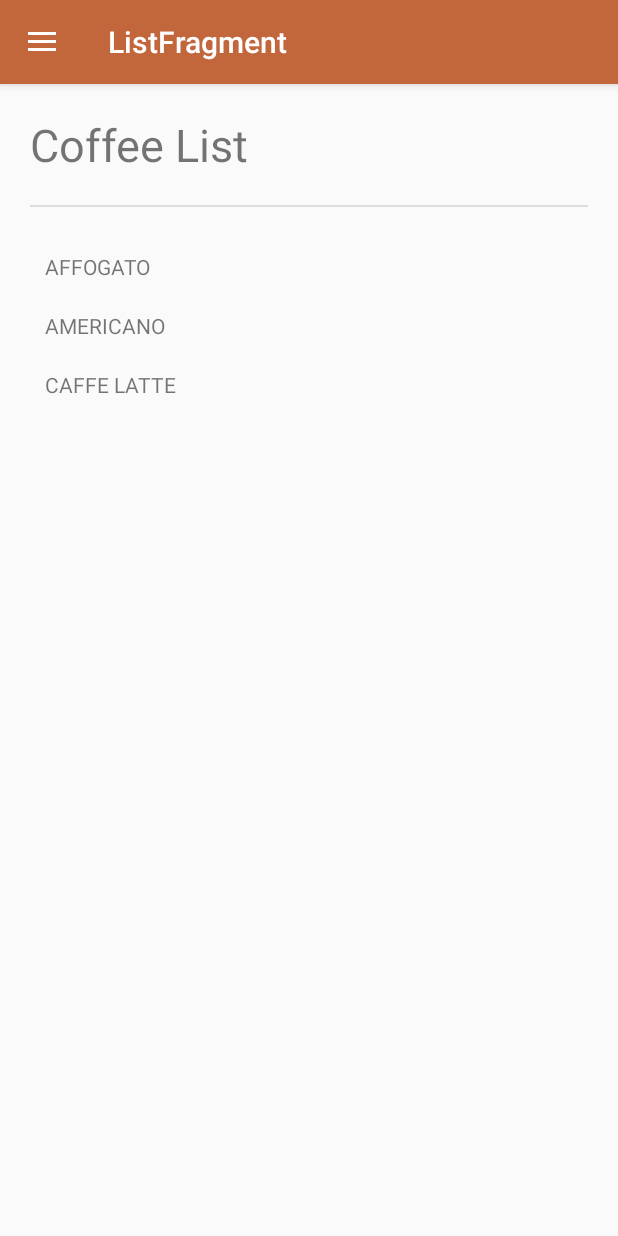
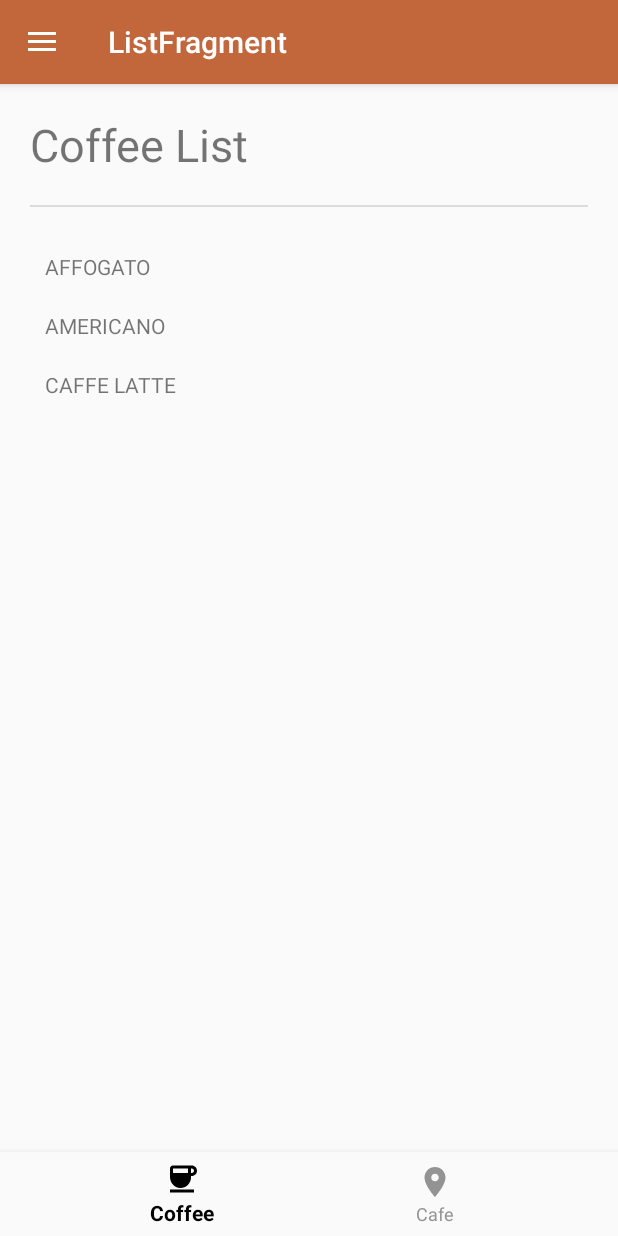
Before and after one commit to Maxhunter345/LAB_WEEK_04, an Android app built with Jetpack Compose: the screen it shows after launch (MainActivity), on a phone screen of 412 x 824 dp. Run offline under Robolectric (Android 15) with nearby library versions, the phone set to English and light mode, and no system bars; our stand-ins replace navigation-ui.

Commit message:
Commit No. 2 – Bottom Navigation

```diff
--- a/app/src/main/java/com/example/lab_week_04/DetailFragment.kt
+++ b/app/src/main/java/com/example/lab_week_04/DetailFragment.kt
@@ -6,7 +6,6 @@ import android.view.View
 import android.view.ViewGroup
 import android.widget.TextView
 import androidx.fragment.app.Fragment
-import com.example.lab_week_04.R
 
 class DetailFragment : Fragment() {
     private val coffeeTitle: TextView?
--- a/app/src/main/java/com/example/lab_week_04/ListFragment.kt
+++ b/app/src/main/java/com/example/lab_week_04/ListFragment.kt
@@ -6,7 +6,6 @@ import android.view.View
 import android.view.ViewGroup
 import androidx.fragment.app.Fragment
 import androidx.navigation.Navigation
-import com.example.lab_week_04.R
 
 class ListFragment : Fragment() {
     override fun onCreate(savedInstanceState: Bundle?) {
--- a/app/src/main/java/com/example/lab_week_04/MainActivity.kt
+++ b/app/src/main/java/com/example/lab_week_04/MainActivity.kt
@@ -4,6 +4,7 @@ import androidx.appcompat.app.AppCompatActivity
 import androidx.navigation.findNavController
 import androidx.navigation.fragment.NavHostFragment
 import androidx.navigation.ui.*
+import com.google.android.material.bottomnavigation.BottomNavigationView
 import com.google.android.material.navigation.NavigationView
 class MainActivity : AppCompatActivity() {
     private lateinit var appBarConfiguration: AppBarConfiguration
@@ -19,11 +20,14 @@ class MainActivity : AppCompatActivity() {
         //and adding them to the draw
         appBarConfiguration = AppBarConfiguration(
             setOf(
-                R.id.listFragment, R.id.favoritesFragment
+                R.id.listFragment, R.id.favoritesFragment, R.id.cafeFragment
             ), findViewById(R.id.drawer_layout)
         )
         setupActionBarWithNavController(navController, appBarConfiguration)
         findViewById<NavigationView>(R.id.nav_view)
+            ?.setupWithNavController(navController)
+        // Added this part only
+        findViewById<BottomNavigationView>(R.id.bottom_nav)
             ?.setupWithNavController(navController)
     }
     override fun onSupportNavigateUp(): Boolean {
--- /dev/null
+++ b/app/src/main/res/color/bottom_nav_color.xml
@@ -0,0 +1,5 @@
+<?xml version="1.0" encoding="utf-8"?>
+<selector xmlns:android="http://schemas.android.com/apk/res/android">
+    <item android:state_checked="true" android:color="@color/black" />
+    <item android:state_checked="false" android:color="@color/gray"/>
+</selector>
--- /dev/null
+++ b/app/src/main/res/drawable/cafe.xml
@@ -0,0 +1,5 @@
+<vector xmlns:android="http://schemas.android.com/apk/res/android" android:height="24dp" android:tint="#000000" android:viewportHeight="24" android:viewportWidth="24" android:width="24dp">
+
+    <path android:fillColor="@android:color/white" android:pathData="M12,2C8.13,2 5,5.13 5,9c0,5.25 7,13 7,13s7,-7.75 7,-13c0,-3.87 -3.13,-7 -7,-7zM12,11.5c-1.38,0 -2.5,-1.12 -2.5,-2.5s1.12,-2.5 2.5,-2.5 2.5,1.12 2.5,2.5 -1.12,2.5 -2.5,2.5z"/>
+
+</vector>
--- a/app/src/main/res/layout/app_bar_main.xml
+++ b/app/src/main/res/layout/app_bar_main.xml
@@ -23,5 +23,15 @@
         android:layout_width="match_parent"
         android:layout_height="wrap_content"
         layout="@layout/content_main"
-    app:layout_behavior="@string/appbar_scrolling_view_behavior"/>
+        app:layout_behavior="@string/appbar_scrolling_view_behavior"/>
+    <com.google.android.material.bottomnavigation.BottomNavigationView
+        android:id="@+id/bottom_nav"
+        android:layout_width="match_parent"
+        android:layout_height="wrap_content"
+        android:layout_gravity="bottom"
+        android:background="?android:attr/windowBackground"
+        app:itemTextColor="@color/bottom_nav_color"
+        app:itemIconTint="@color/bottom_nav_color"
+        app:menu="@menu/bottom_nav_menu"
+        app:labelVisibilityMode="labeled"/>
 </androidx.coordinatorlayout.widget.CoordinatorLayout>
--- /dev/null
+++ b/app/src/main/res/menu/bottom_nav_menu.xml
@@ -0,0 +1,12 @@
+<?xml version="1.0" encoding="utf-8"?>
+<menu xmlns:android=
+    "http://schemas.android.com/apk/res/android">
+    <item
+        android:id="@+id/listFragment"
+        android:icon="@drawable/coffee"
+        android:title="@string/bottom_menu_coffee" />
+    <item
+        android:id="@+id/cafeFragment"
+        android:icon="@drawable/cafe"
+        android:title="@string/bottom_menu_cafe"/>
+</menu>
--- a/app/src/main/res/navigation/nav_graph.xml
+++ b/app/src/main/res/navigation/nav_graph.xml
@@ -24,4 +24,9 @@
         android:name="com.example.lab_week_04.DetailFragment"
         android:label="DetailFragment"
         tools:layout="@layout/fragment_detail" />
+    <fragment
+        android:id="@+id/cafeFragment2"
+        android:name="com.example.lab_week_04.CafeFragment"
+        android:label="fragment_cafe"
+        tools:layout="@layout/fragment_cafe" />
 </navigation>
```
Also changed, not shown: app/src/main/java/com/example/lab_week_04/CafeFragment.kt (added, +59 -0 lines), app/src/main/res/layout/fragment_bottom_nav_menu.xml (added, +14 -0 lines), app/src/main/res/layout/fragment_cafe.xml (added, +41 -0 lines), 2 other files.
